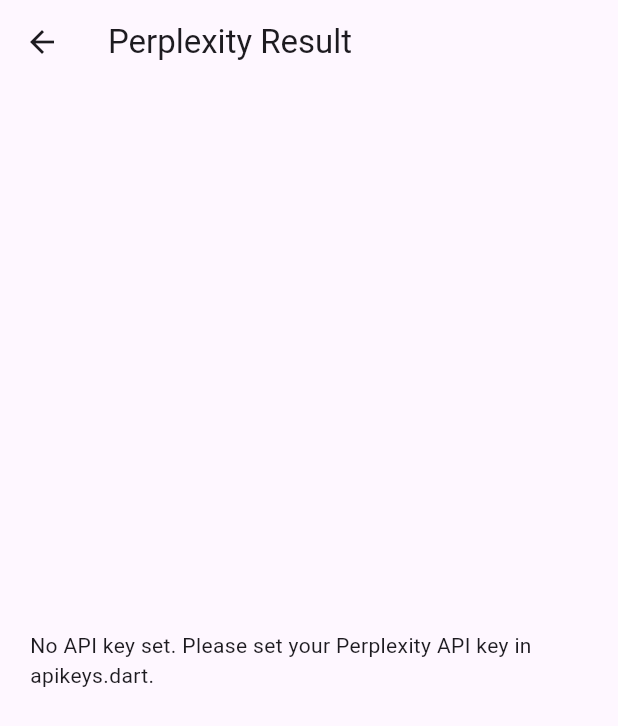
After one commit to awyeah1-creator/AAbird, a Flutter app: the PerplexityPromptScreen screen opened directly, on a phone screen of 412 x 824 dp. The commit adds this screen. Shown: the top 726 px of the screen. Run offline on Flutter 3.47's test engine with Material 3 defaults, Android fonts, the phone set to English and light mode, and no system bars; our stand-ins replace audioplayers, video_player.

Commit message:
Perplexity integration: API service, prompt screen, and error handling implemented

```diff
--- /dev/null
+++ b/lib/apikeys.dart
@@ -0,0 +1 @@
+const String perplexityApiKey = '';
--- a/lib/home/home_screen.dart
+++ b/lib/home/home_screen.dart
@@ -3,6 +3,7 @@
 import 'dart:math';
 // Make sure the path is correct for your project layout!
 import '../widgets/video_screen.dart';
+import 'package:aabird/integrations/perplexity/perplexity_prompt_screen.dart';
 
 class HomeScreen extends StatefulWidget {
   final String title;
@@ -43,6 +44,15 @@
               VideoScreen(videoAsset: 'assets/videos/JCloadingscreen.mp4'),
         ),
       );
+      return;
+    }
+    if (wagtailImages[index].contains('wagtail_epic.png')) {
+      Navigator.of(context).push(
+        MaterialPageRoute(
+          builder: (context) => const PerplexityPromptScreen(),
+        ),
+      );
+      return;
     }
     // Optional: Play sound for all icons if you want
     // await _player.play(AssetSource('audio/wagtail-chirp4.mp3'));
--- /dev/null
+++ b/lib/integrations/perplexity/perplexity_api_service.dart
@@ -0,0 +1,39 @@
+import 'dart:convert';
+import 'package:http/http.dart' as http;
+import 'package:aabird/apikeys.dart';
+
+class PerplexityApiService {
+  static Future<String> getPromptResponse(String prompt) async {
+    if (perplexityApiKey.isEmpty) {
+      return 'No API key set. Please set your Perplexity API key in apikeys.dart.';
+    }
+
+    final apiUrl = 'https://api.perplexity.ai/your-endpoint'; // update as needed
+    final headers = {
+      'Authorization': 'Bearer $perplexityApiKey',
+      'Content-Type': 'application/json',
+    };
+    final body = jsonEncode({
+      'model': 'pro-llm',
+      'prompt': prompt,
+    });
+
+    try {
+      final response = await http.post(
+        Uri.parse(apiUrl),
+        headers: headers,
+        body: body,
+      );
+      if (response.statusCode == 200) {
+        final data = jsonDecode(response.body);
+        return data['response'] ?? '(No response text)';
+      } else if (response.statusCode == 401 || response.statusCode == 403) {
+        return 'The current API key is invalid or unauthorized.';
+      } else {
+        return 'API call failed: ${response.statusCode}\n${response.body}';
+      }
+    } catch (e) {
+      return 'Exception during API call: $e';
+    }
+  }
+}
--- /dev/null
+++ b/lib/integrations/perplexity/perplexity_prompt_screen.dart
@@ -0,0 +1,47 @@
+import 'package:flutter/material.dart';
+import 'perplexity_api_service.dart'; // same folder, use relative path
+
+class PerplexityPromptScreen extends StatefulWidget {
+  const PerplexityPromptScreen({Key? key}) : super(key: key);
+
+  @override
+  State<PerplexityPromptScreen> createState() => _PerplexityPromptScreenState();
+}
+
+class _PerplexityPromptScreenState extends State<PerplexityPromptScreen> {
+  String result = 'Loading...';
+  bool isLoading = true;
+
+  @override
+  void initState() {
+    super.initState();
+    fetchPromptResponse();
+  }
+
+  Future<void> fetchPromptResponse() async {
+    const prompt = 'What is a wagtail bird?'; // Hardcoded for now
+    final response = await PerplexityApiService.getPromptResponse(prompt);
+    setState(() {
+      result = response;
+      isLoading = false;
+    });
+  }
+
+  @override
+  Widget build(BuildContext context) {
+    return Scaffold(
+      appBar: AppBar(
+        title: Text('Perplexity Result'),
+        leading: BackButton(),
+      ),
+      body: Center(
+        child: isLoading
+            ? CircularProgressIndicator()
+            : Padding(
+          padding: const EdgeInsets.all(20),
+          child: Text(result),
+        ),
+      ),
+    );
+  }
+}
--- a/pubspec.yaml
+++ b/pubspec.yaml
@@ -32,6 +32,7 @@
     sdk: flutter
   video_player: ^2.8.1  # For MP4 playback
   audioplayers: ^5.2.1  # For MP3 playback (optional)
+  http: ^1.1.0
 
 
   # The following adds the Cupertino Icons font to your application.
```
Also changed, not shown: pubspec.lock, 1 other file.
